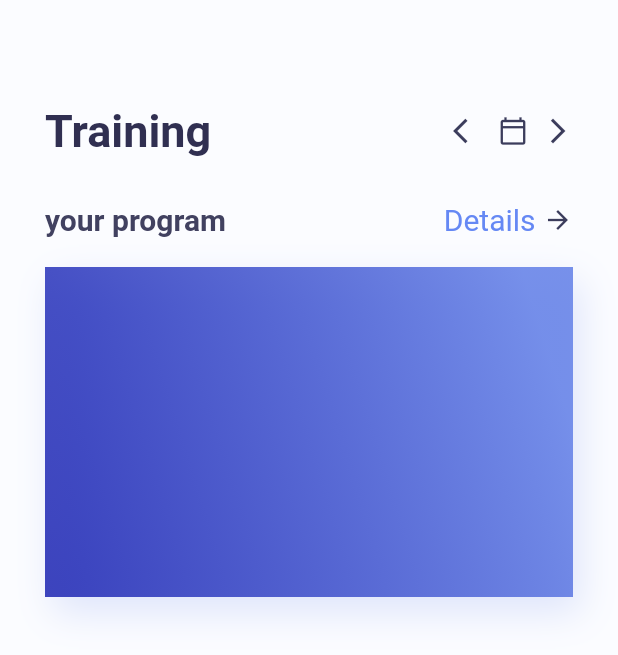
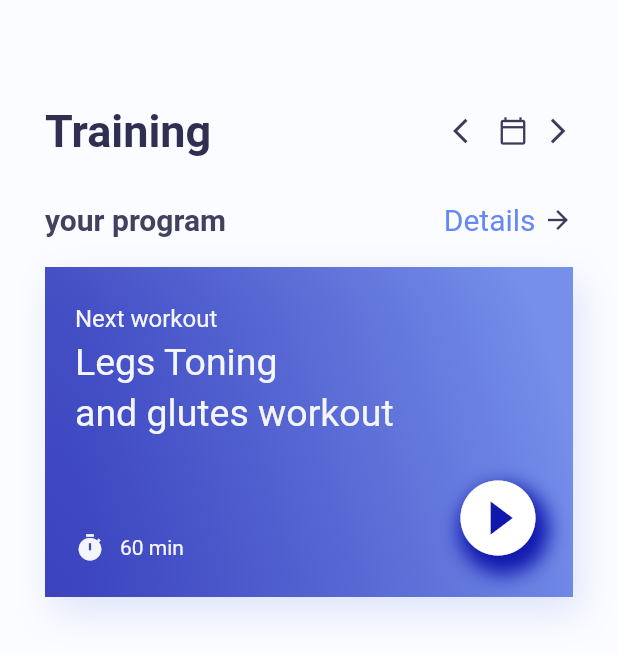
Before and after one commit to ImranIqbalS/Flutter-fitness-app-UI, a Flutter app: the screen it shows after launch, on a phone screen of 412 x 824 dp. Shown: the top 655 px of the screen. Run offline on Flutter 3.47's test engine with Material 2 defaults, Android fonts, the phone set to English and light mode, and no system bars.

Commit message:
content added in next workout container

```diff
--- a/lib/home_page.dart
+++ b/lib/home_page.dart
@@ -112,6 +112,87 @@ class _HomePageState extends State<HomePage> {
                   )
                 ],
               ),
+              child: Container(
+                padding: EdgeInsets.only(
+                  left: 20,
+                  top: 25,
+                  right: 20,
+                ),
+                child: Column(
+                  crossAxisAlignment: CrossAxisAlignment.start,
+                  children: [
+                    Text(
+                      "Next workout",
+                      style: TextStyle(
+                        fontSize: 16,
+                        color: color.AppColor.homePageContainerTextSmall,
+                      ),
+                    ),
+                    SizedBox(height: 5),
+                    Text(
+                      "Legs Toning",
+                      style: TextStyle(
+                        fontSize: 25,
+                        color: color.AppColor.homePageContainerTextSmall,
+                      ),
+                    ),
+                    SizedBox(height: 5),
+                    Text(
+                      "and glutes workout",
+                      style: TextStyle(
+                        fontSize: 25,
+                        color: color.AppColor.homePageContainerTextSmall,
+                      ),
+                    ),
+                    SizedBox(
+                      height: 25,
+                    ),
+                    Row(
+                      crossAxisAlignment: CrossAxisAlignment.end,
+                      children: [
+                        Row(
+                          children: [
+                            Icon(
+                              Icons.timer,
+                              size: 20,
+                              color: color.AppColor.homePageContainerTextSmall,
+                            ),
+                            SizedBox(
+                              width: 10,
+                            ),
+                            Text(
+                              "60 min",
+                              style: TextStyle(
+                                fontSize: 14,
+                                color:
+                                    color.AppColor.homePageContainerTextSmall,
+                              ),
+                            ),
+                          ],
+                        ),
+                        Expanded(child: Container()),
+                        Container(
+                          decoration: BoxDecoration(
+                            borderRadius: BorderRadius.circular(60),
+                            boxShadow: [
+                              BoxShadow(
+                                color: color.AppColor.gradientFirst,
+                                blurRadius: 10,
+                                offset: Offset(4, 8),
+                              )
+                            ],
+                          ),
+                          child: Icon(
+                            Icons.play_circle_fill,
+                            color: Colors.white,
+                            size: 60,
+                          ),
+                        ),
+                      ],
+                    )
+                  ],
+                ),
+              ),
             ),
           ],
         ),
```
